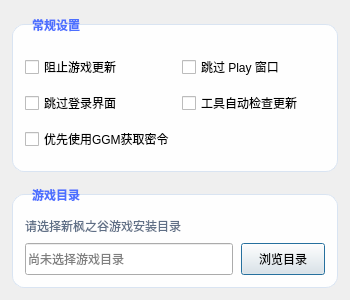
This is resources/ui/Ui_Config.ui in starmcc/qs-beanfun-5 as Qt 5 draws it before an edit. The edited form follows.
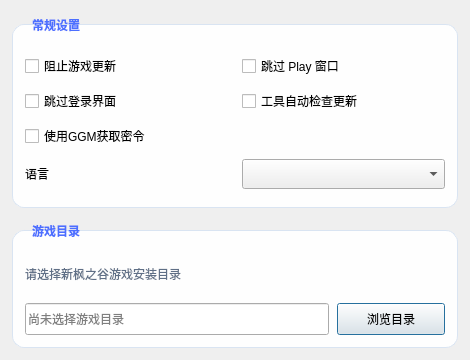
This is the edited form.

Commit message: add i18n support with multi‑language translations and UI optimizations

```diff
--- a/resources/ui/Ui_Config.ui
+++ b/resources/ui/Ui_Config.ui
@@ -6,8 +6,8 @@
    <rect>
     <x>0</x>
     <y>0</y>
-    <width>350</width>
-    <height>300</height>
+    <width>470</width>
+    <height>360</height>
    </rect>
   </property>
   <property name="sizePolicy">
@@ -18,14 +18,14 @@
   </property>
   <property name="minimumSize">
    <size>
-    <width>350</width>
-    <height>300</height>
+    <width>470</width>
+    <height>360</height>
    </size>
   </property>
   <property name="maximumSize">
    <size>
-    <width>350</width>
-    <height>300</height>
+    <width>470</width>
+    <height>360</height>
    </size>
   </property>
   <property name="windowTitle">
@@ -126,7 +126,24 @@
       <item row="2" column="0" colspan="2">
        <widget class="QCheckBox" name="checkBox_ggmFirst">
         <property name="text">
-         <string>优先使用GGM获取密令</string>
+         <string>使用GGM获取密令</string>
+        </property>
+       </widget>
+      </item>
+      <item row="3" column="0">
+       <widget class="QLabel" name="label_language">
+        <property name="text">
+         <string>语言</string>
+        </property>
+       </widget>
+      </item>
+      <item row="3" column="1">
+       <widget class="QComboBox" name="comboBox_language">
+        <property name="minimumSize">
+         <size>
+          <width>150</width>
+          <height>30</height>
+         </size>
         </property>
        </widget>
       </item>
```
The commit also changes 22 other files.
